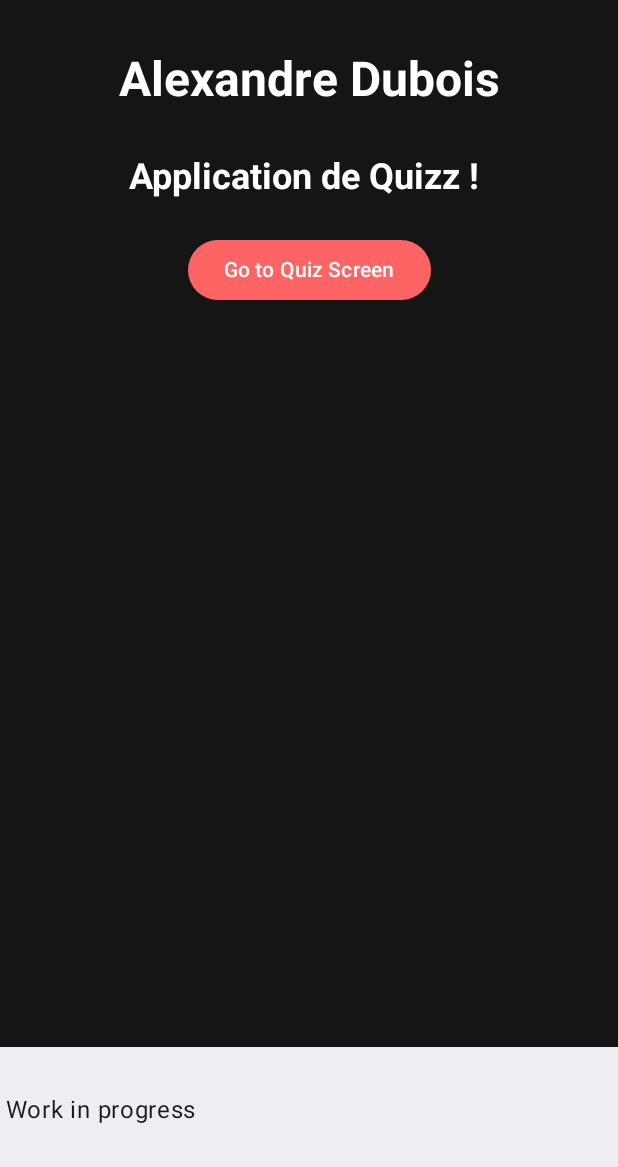
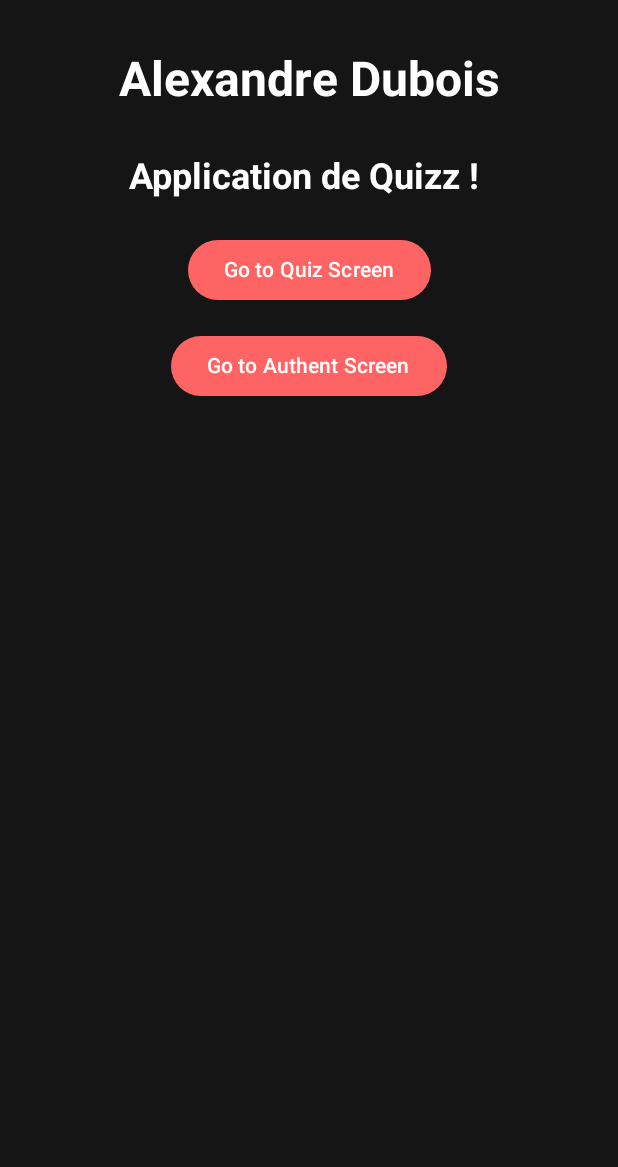
Before and after one commit to Alexandre121298/Quizo-KotlinProject, an Android app built with Jetpack Compose: the screen it shows after launch (MainActivity), on a phone screen of 412 x 824 dp, the part 69-1236 px from its top. Run offline under Robolectric (Android 15) with nearby library versions, the phone set to English and light mode, and no system bars; our stand-ins replace Room's generated code.

Commit message:
Add 2nd button + remove BottomBar)

```diff
--- a/app/src/main/java/fr/upjv/quizo/ui/MainActivity.kt
+++ b/app/src/main/java/fr/upjv/quizo/ui/MainActivity.kt
@@ -63,9 +63,6 @@ class MainActivity : ComponentActivity() {
                             colors = TopAppBarDefaults.smallTopAppBarColors(containerColor = DarkGrey)
                         )
                     },
-                    bottomBar = {
-                        BottomAppBar { Text("Work in progress") }
-                    },
                 )
                 {
                     Box(modifier = Modifier
--- a/app/src/main/java/fr/upjv/quizo/ui/screen/MainScreen.kt
+++ b/app/src/main/java/fr/upjv/quizo/ui/screen/MainScreen.kt
@@ -57,5 +57,16 @@ fun MainScreen(
             modifier = Modifier.padding(8.dp)
         )
 
+        Button(
+            content = {
+                Text("Go to Authent Screen")
+            },
+            onClick = {
+                onButtonClick()
+            },
+            colors =  ButtonDefaults.buttonColors(containerColor = Palered),
+            modifier = Modifier.padding(8.dp)
+        )
+
     }
 }
```
